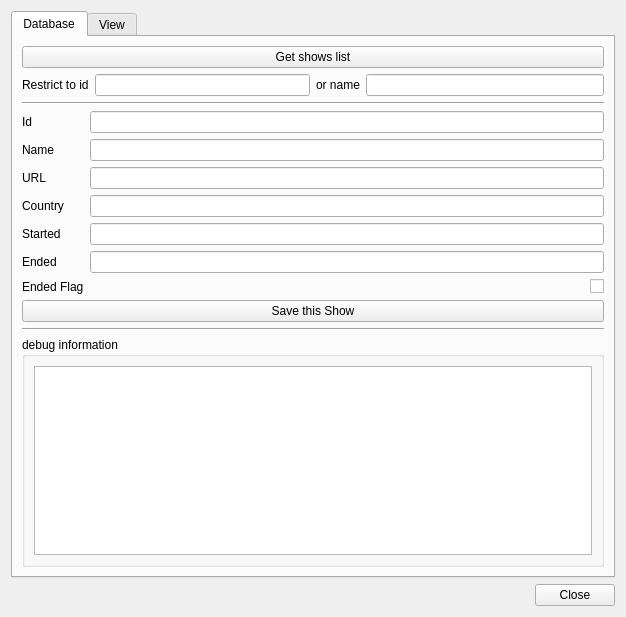
This is playground/Cache/ui/mainwindow.ui in gilcn/nextshows as Qt 5 draws it before an edit. The edited form follows.
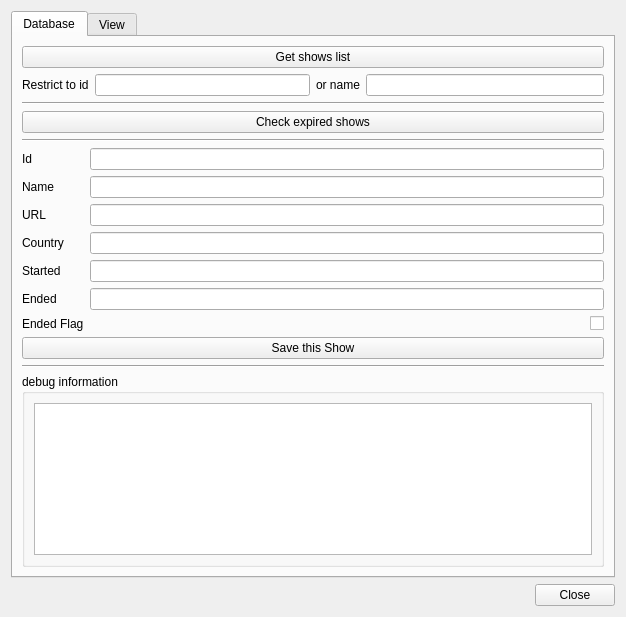
This is the edited form.

Commit message: Add new method at Cache class to manage oldest data

Diff of the .ui file:
```diff
--- a/playground/Cache/ui/mainwindow.ui
+++ b/playground/Cache/ui/mainwindow.ui
@@ -69,13 +69,27 @@
         </layout>
        </item>
        <item row="2" column="0" colspan="2" >
-        <widget class="Line" name="line_2" >
+        <widget class="Line" name="line" >
          <property name="orientation" >
           <enum>Qt::Horizontal</enum>
          </property>
         </widget>
        </item>
        <item row="3" column="0" colspan="2" >
+        <widget class="QPushButton" name="btnCheckExpiredShows" >
+         <property name="text" >
+          <string>Check expired shows</string>
+         </property>
+        </widget>
+       </item>
+       <item row="4" column="0" colspan="2" >
+        <widget class="Line" name="line_2" >
+         <property name="orientation" >
+          <enum>Qt::Horizontal</enum>
+         </property>
+        </widget>
+       </item>
+       <item row="5" column="0" colspan="2" >
         <layout class="QFormLayout" name="formLayout_2" >
          <item row="0" column="0" >
           <widget class="QLabel" name="lblId" >
@@ -156,21 +170,21 @@
          </item>
         </layout>
        </item>
-       <item row="4" column="0" colspan="2" >
+       <item row="6" column="0" colspan="2" >
         <widget class="QPushButton" name="btnSaveShow" >
          <property name="text" >
           <string>Save this Show</string>
          </property>
         </widget>
        </item>
-       <item row="5" column="0" colspan="2" >
+       <item row="7" column="0" colspan="2" >
         <widget class="Line" name="line_3" >
          <property name="orientation" >
           <enum>Qt::Horizontal</enum>
          </property>
         </widget>
        </item>
-       <item row="6" column="0" colspan="2" >
+       <item row="8" column="0" colspan="2" >
         <widget class="QGroupBox" name="groupBox_2" >
          <property name="title" >
           <string>debug information</string>
```
Left out of the diff: 20 changed lines with no effect on the pictures. The commit also changes 4 other files.
